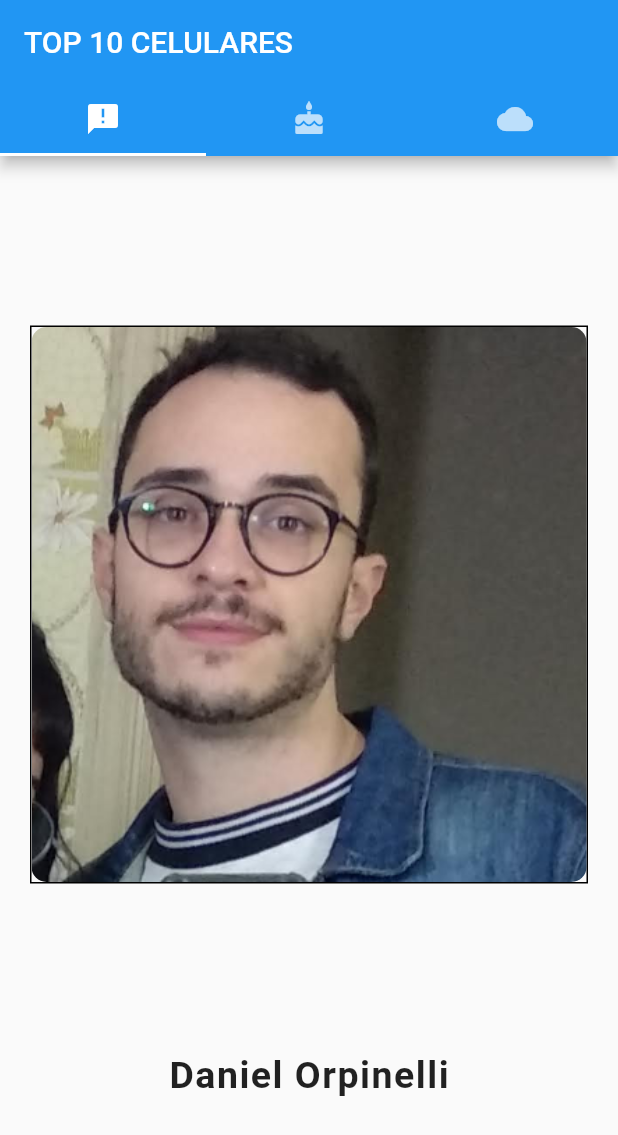
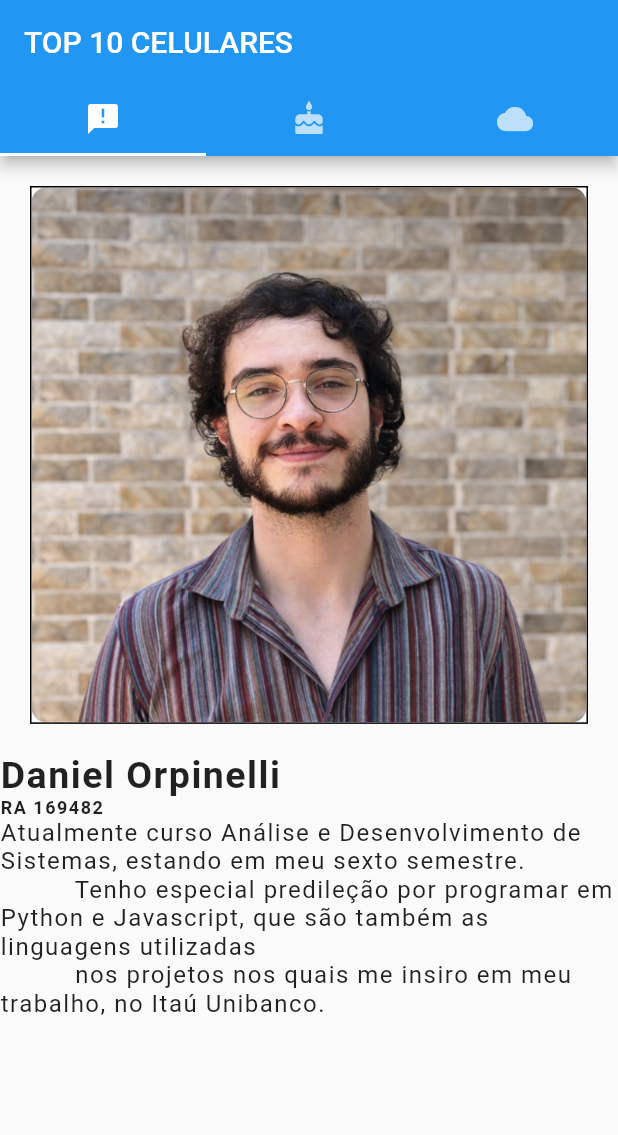
Before and after one commit to danielorp/si700-unicamp, a Flutter app: the screen it shows after launch, after a tap on the "add" icon, on a phone screen of 412 x 824 dp. Shown: the top 1135 px of the screen. Run offline on Flutter 3.47's test engine with Material 2 defaults, Android fonts, the phone set to English and light mode, and no system bars.

```diff
--- a/lib/main.dart
+++ b/lib/main.dart
@@ -1,6 +1,5 @@
 import 'package:flutter/material.dart';
-import 'sintaxe.dart';
-import 'synthaxWidget.dart';
+import 'mainWidget.dart';
 
 void main() {
   runApp(MyApp());
@@ -71,13 +70,10 @@ class _MyHomePageState extends State<MyHomePage> {
         child: Column(
           mainAxisAlignment: MainAxisAlignment.center,
           children: <Widget>[
-            Text(
-              'You have pushed the button this many times:',
-            ),
-            Text(
-              '$_initial_msg',
-              style: Theme.of(context).textTheme.headline4,
-            ),
+            Padding(
+                padding: EdgeInsets.all(30),
+                child: Text(
+                    'Clique no botão abaixo para visualizar o grupo da disciplina SI700')),
           ],
         ),
       ),
--- a/lib/synthaxWidget.dart
+++ b/lib/mainWidget.dart
@@ -35,8 +35,7 @@ class MyFirstApp extends StatelessWidget {
 
 Widget generateProfileView() {
   return Center(
-      child: Column(
-    mainAxisAlignment: MainAxisAlignment.spaceEvenly,
+      child: ListView(
     children: [
       Container(
         margin: EdgeInsets.all(20),
@@ -52,7 +51,22 @@ Widget generateProfileView() {
             fontSize: 25,
             fontWeight: FontWeight.bold,
             letterSpacing: 1,
-          ))
+          )),
+      Text('RA 169482',
+          style: TextStyle(
+            fontSize: 12,
+            fontWeight: FontWeight.bold,
+            letterSpacing: 1,
+          )),
+      Text(
+          """Atualmente curso Análise e Desenvolvimento de Sistemas, estando em meu sexto semestre.
+          Tenho especial predileção por programar em Python e Javascript, que são também as linguagens utilizadas
+          nos projetos nos quais me insiro em meu trabalho, no Itaú Unibanco.""",
+          style: TextStyle(
+            fontSize: 16,
+            letterSpacing: 1,
+          ),
+          textAlign: TextAlign.left),
     ],
   ));
 }
--- a/lib/sintaxe.dart
+++ /dev/null
@@ -1,3 +0,0 @@
-String hello_world() {
-  return 'Equipamento 1\n';
-}
```
Also changed, not shown: assets/images/daniel.png.
